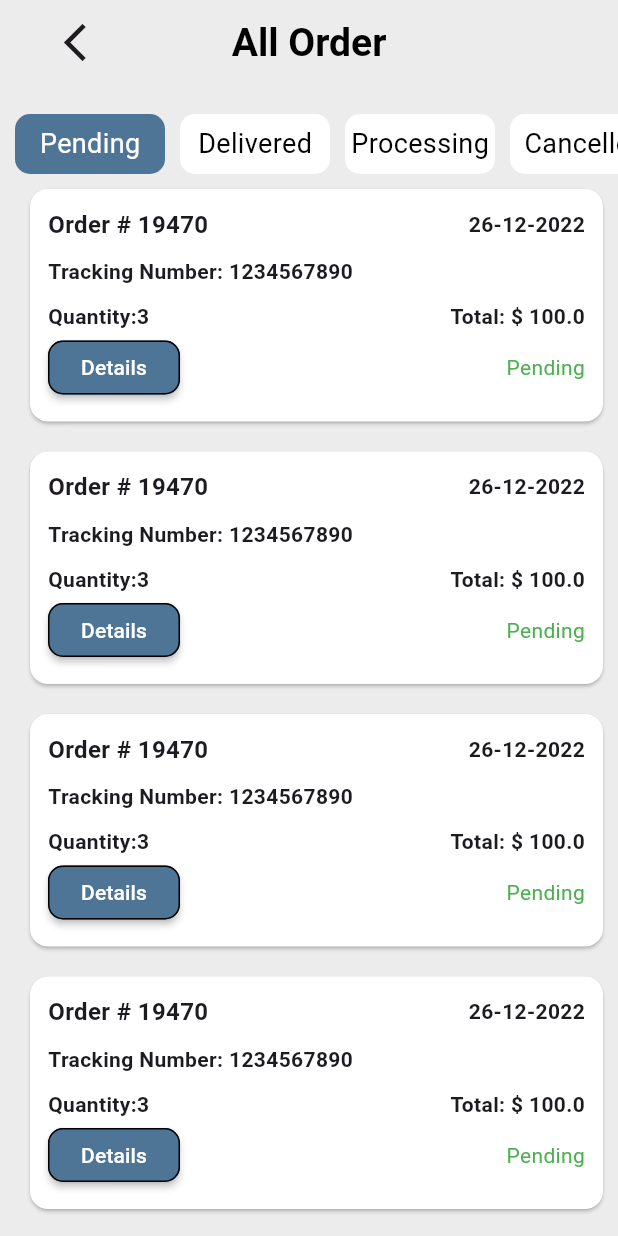
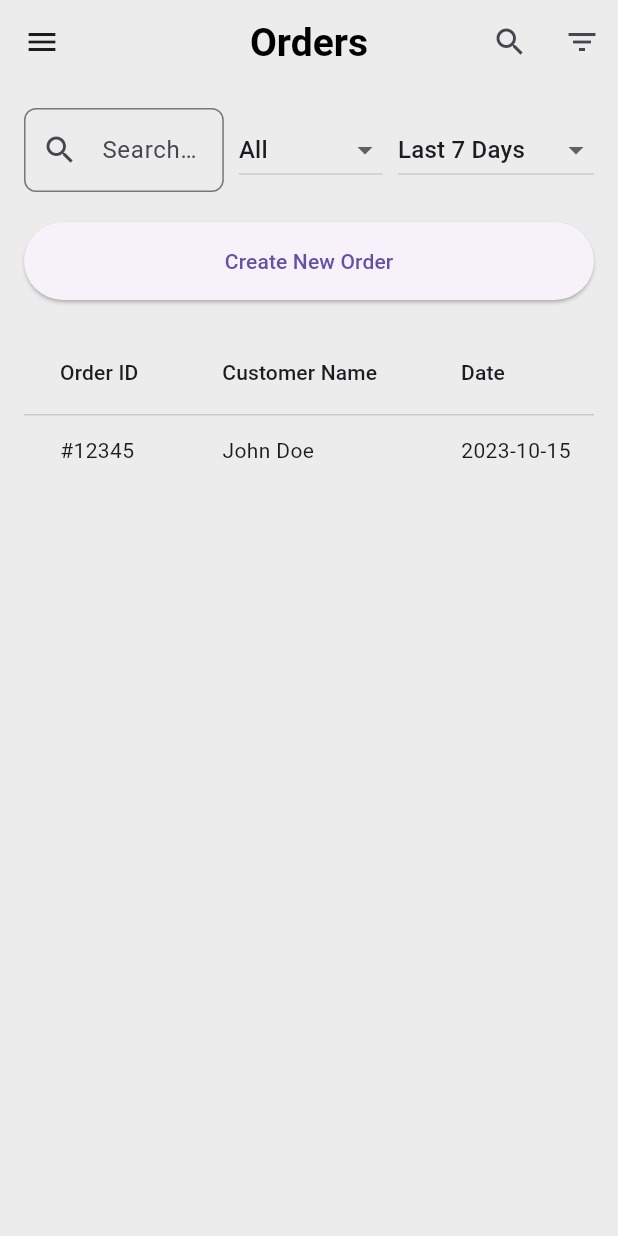
Before and after one commit to AbdelazizMohamed-GitHub/shop_sphere_dashboard, a Flutter app: the screen it shows after launch, on a phone screen of 412 x 824 dp. Run offline on Flutter 3.47's test engine with Material 3 defaults, Android fonts, the phone set to English and light mode, and no system bars; our stand-ins replace cloud_firestore, dartz, firebase_core, flutter_bloc, image_picker; accounts and stored records are empty; project files that could hold a hidden picture were left out.

Commit message:
Add OrdersScreen and update main entry point

```diff
--- /dev/null
+++ b/lib/features/presention/view/screen/test_screen.dart
@@ -0,0 +1,171 @@
+import 'package:flutter/material.dart';
+
+
+
+class OrdersScreen extends StatelessWidget {
+  @override
+  Widget build(BuildContext context) {
+    return Scaffold(
+      appBar: AppBar(
+        title: Text('Orders'),
+        actions: [
+          IconButton(
+            icon: Icon(Icons.search),
+            onPressed: () {},
+          ),
+          IconButton(
+            icon: Icon(Icons.filter_list),
+            onPressed: () {},
+          ),
+        ],
+      ),
+      drawer: Drawer(
+        child: ListView(
+          padding: EdgeInsets.zero,
+          children: [
+            DrawerHeader(
+              decoration: BoxDecoration(
+                color: Colors.blue,
+              ),
+              child: Text(
+                'Dashboard',
+                style: TextStyle(
+                  color: Colors.white,
+                  fontSize: 24,
+                ),
+              ),
+            ),
+            ListTile(
+              leading: Icon(Icons.shopping_cart),
+              title: Text('Orders'),
+              onTap: () {},
+            ),
+            ListTile(
+              leading: Icon(Icons.inventory),
+              title: Text('Products'),
+              onTap: () {},
+            ),
+            ListTile(
+              leading: Icon(Icons.people),
+              title: Text('Customers'),
+              onTap: () {},
+            ),
+            ListTile(
+              leading: Icon(Icons.analytics),
+              title: Text('Analytics'),
+              onTap: () {},
+            ),
+          ],
+        ),
+      ),
+      body: SingleChildScrollView(
+        padding: EdgeInsets.all(16),
+        child: Column(
+          crossAxisAlignment: CrossAxisAlignment.stretch,
+          children: [
+            // Search and Filter Row
+            Row(
+              children: [
+                Expanded(
+                  child: TextField(
+                    decoration: InputDecoration(
+                      hintText: 'Search by Order ID, Customer Name, or Product',
+                      prefixIcon: Icon(Icons.search),
+                      border: OutlineInputBorder(
+                        borderRadius: BorderRadius.circular(8),
+                    ),
+                  ),
+                ),),
+                SizedBox(width: 10),
+                DropdownButton<String>(
+                  value: 'All',
+                  items: ['All', 'Pending', 'Shipped', 'Delivered', 'Cancelled']
+                      .map((String value) {
+                    return DropdownMenuItem<String>(
+                      value: value,
+                      child: Text(value),
+                    );
+                  }).toList(),
+                  onChanged: (value) {},
+                ),
+                SizedBox(width: 10),
+                DropdownButton<String>(
+                  value: 'Last 7 Days',
+                  items: ['Last 7 Days', 'Last 30 Days', 'Custom Range']
+                      .map((String value) {
+                    return DropdownMenuItem<String>(
+                      value: value,
+                      child: Text(value),
+                    );
+                  }).toList(),
+                  onChanged: (value) {},
+                ),
+              ],
+            ),
+            SizedBox(height: 20),
+
+            // Create New Order Button
+            ElevatedButton(
+              onPressed: () {},
+              child: Text('Create New Order'),
+              style: ElevatedButton.styleFrom(
+                padding: EdgeInsets.symmetric(vertical: 16),
+              ),
+            ),
+            SizedBox(height: 20),
+
+            // Orders Table
+            SingleChildScrollView(
+              scrollDirection: Axis.horizontal,
+              child: DataTable(
+                columns: [
+                  DataColumn(label: Text('Order ID')),
+                  DataColumn(label: Text('Customer Name')),
+                  DataColumn(label: Text('Date')),
+                  DataColumn(label: Text('Status')),
+                  DataColumn(label: Text('Total Amount')),
+                  DataColumn(label: Text('Actions')),
+                ],
+                rows: [
+                  DataRow(cells: [
+                    DataCell(Text('#12345')),
+                    DataCell(Text('John Doe')),
+                    DataCell(Text('2023-10-15')),
+                    DataCell(
+                      Container(
+                        padding: EdgeInsets.symmetric(horizontal: 8, vertical: 4),
+                        decoration: BoxDecoration(
+                          color: Colors.yellow[100],
+                          borderRadius: BorderRadius.circular(12),
+                        ),
+                        child: Text('Pending'),
+                      ),
+                    ),
+                    DataCell(Text('\$150.00')),
+                    DataCell(Row(
+                      children: [
+                        IconButton(
+                          icon: Icon(Icons.visibility),
+                          onPressed: () {},
+                        ),
+                        IconButton(
+                          icon: Icon(Icons.edit),
+                          onPressed: () {},
+                        ),
+                        IconButton(
+                          icon: Icon(Icons.delete),
+                          onPressed: () {},
+                        ),
+                      ],
+                    )),
+                  ]),
+                  // Add more rows as needed
+                ],
+              ),
+            ),
+          ],
+        ),
+      ),
+    );
+  }
+}
--- a/lib/main.dart
+++ b/lib/main.dart
@@ -8,6 +8,7 @@ import 'package:shop_sphere_dashboard/features/presention/view/controller/produc
 import 'package:shop_sphere_dashboard/features/presention/view/screen/add_product_screen.dart';
 import 'package:shop_sphere_dashboard/features/presention/view/screen/order_screen.dart';
 import 'package:shop_sphere_dashboard/features/presention/view/screen/product_screen.dart';
+import 'package:shop_sphere_dashboard/features/presention/view/screen/test_screen.dart';
 import 'package:shop_sphere_dashboard/firebase_options.dart';
 
 void main() async {
@@ -33,7 +34,7 @@ class MyApp extends StatelessWidget {
             titleTextStyle: AppStyles.text26BoldBlack,
           ),
         ),
-        home: const OrderScreen(),
+        home:  OrdersScreen(),
       ),
     );
   }
```
